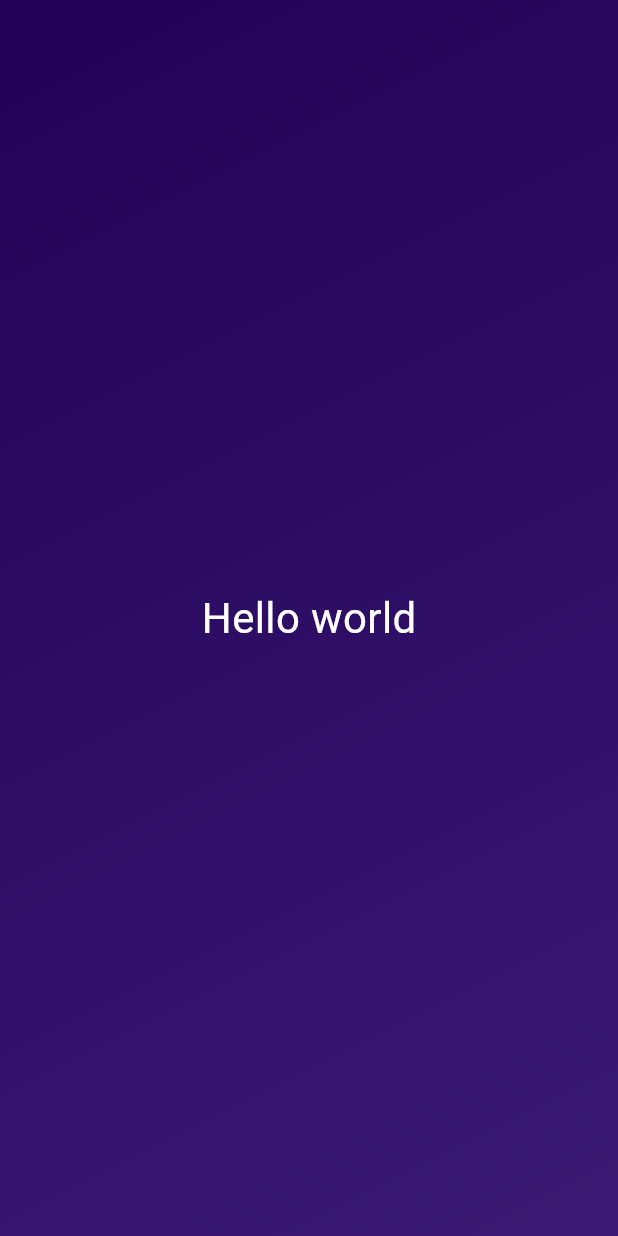
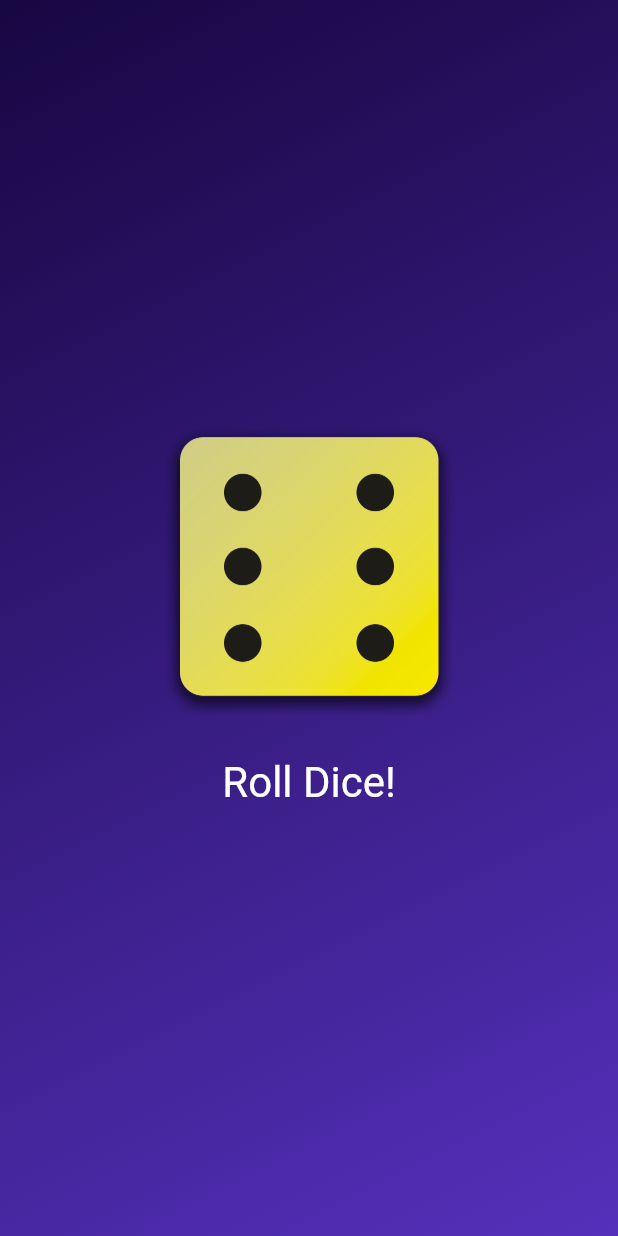
Before and after one commit to DanielNeset/roll_dice_app, a Flutter app: the screen it shows after launch, on a phone screen of 412 x 824 dp. Run offline on Flutter 3.47's test engine with Material 3 defaults, Android fonts, the phone set to English and light mode, and no system bars.

Commit message:
Finished up the Roll Dize app

```diff
--- /dev/null
+++ b/lib/dice_roller.dart
@@ -0,0 +1,46 @@
+import 'package:flutter/material.dart';
+import 'dart:math';
+
+final randomizer = Random();
+
+class DiceRoller extends StatefulWidget {
+  const DiceRoller({super.key});
+
+  @override
+  State<DiceRoller> createState() {
+    return _DiceRollerState();
+  }
+}
+
+class _DiceRollerState extends State<DiceRoller> {
+  var currentDiceRoll = 6;
+
+  void rollDice() {
+    setState(() {
+      currentDiceRoll = randomizer.nextInt(6) + 1;
+    });
+  }
+
+  @override
+  Widget build(context) {
+    return Column(
+      mainAxisSize: MainAxisSize.min,
+      children: [
+        Image.asset(
+          'assets/images/dice-$currentDiceRoll.png',
+          width: 200,
+        ),
+        const SizedBox(
+          height: 20,
+        ),
+        TextButton(
+          onPressed: rollDice,
+          style: TextButton.styleFrom(
+              foregroundColor: Colors.white,
+              textStyle: const TextStyle(fontSize: 28)),
+          child: const Text("Roll Dice!"),
+        )
+      ],
+    );
+  }
+}
--- a/lib/gradient_container.dart
+++ b/lib/gradient_container.dart
@@ -1,29 +1,31 @@
 import 'package:flutter/material.dart';
+import 'package:roll_dice_app/dice_roller.dart';
+
+const startAlignment = Alignment.topLeft;
+const endAlignment = Alignment.bottomRight;
 
 class GradientContainer extends StatelessWidget {
-  const GradientContainer({super.key});
+  const GradientContainer(this.color1, this.color2, {super.key});
+
+  const GradientContainer.purple({super.key})
+      : color1 = Colors.deepPurple,
+        color2 = Colors.indigo;
+
+  final Color color1;
+  final Color color2;
 
   @override
   Widget build(context) {
     return Container(
-      decoration: const BoxDecoration(
+      decoration: BoxDecoration(
         gradient: LinearGradient(
-          colors: [
-            Color.fromARGB(255, 33, 2, 86),
-            Color.fromARGB(255, 59, 25, 116)
-          ],
-          begin: Alignment.topLeft,
-          end: Alignment.bottomRight,
+          colors: [color1, color2],
+          begin: startAlignment,
+          end: endAlignment,
         ),
       ),
       child: const Center(
-        child: Text(
-          'Hello world',
-          style: TextStyle(
-            color: Colors.white,
-            fontSize: 28,
-          ),
-        ),
+        child: DiceRoller(),
       ),
     );
   }
--- a/lib/main.dart
+++ b/lib/main.dart
@@ -6,7 +6,10 @@ void main() {
   runApp(
     const MaterialApp(
       home: Scaffold(
-        body: GradientContainer(),
+        body: GradientContainer(
+          Color.fromARGB(255, 23, 7, 66),
+          Color.fromARGB(255, 85, 48, 187),
+        ),
       ),
     ),
   );
--- /dev/null
+++ b/lib/styled_text.dart
@@ -0,0 +1,18 @@
+import 'package:flutter/material.dart';
+
+class StyledText extends StatelessWidget {
+  const StyledText(this.text, {super.key});
+
+  final String text;
+
+  @override
+  Widget build(context) {
+    return Text(
+      text,
+      style: const TextStyle(
+        color: Colors.white,
+        fontSize: 28,
+      ),
+    );
+  }
+}
```
Also changed, not shown: pubspec.yaml (+8 -3 lines), assets/images/dice-1.png (added), assets/images/dice-2.png (added), assets/images/dice-3.png (added), assets/images/dice-4.png (added), assets/images/dice-5.png (added), assets/images/dice-6.png (added).
